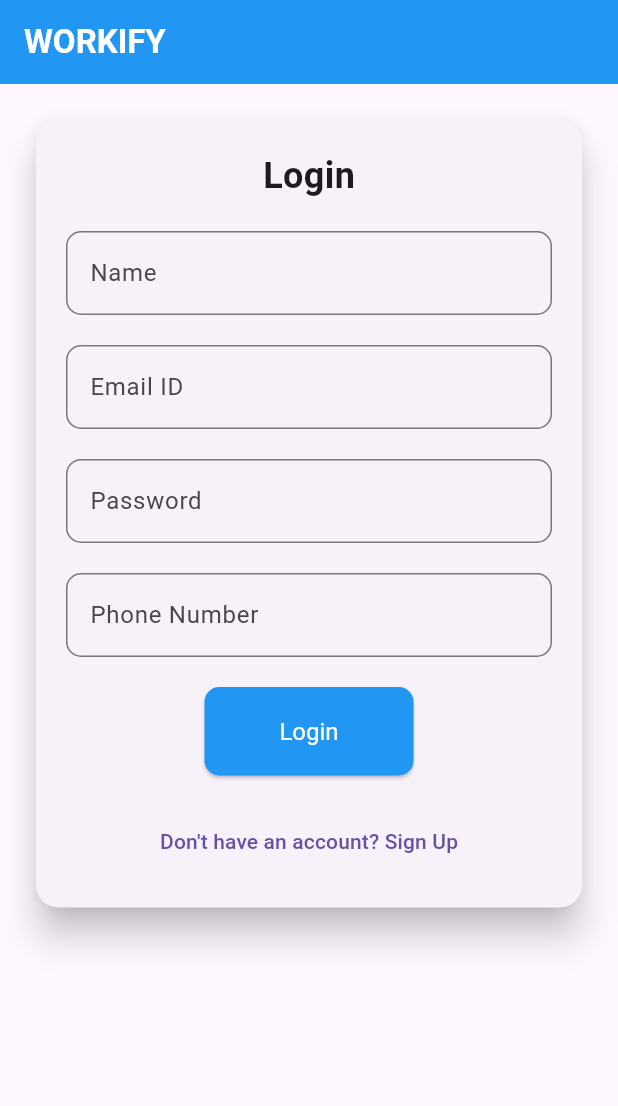
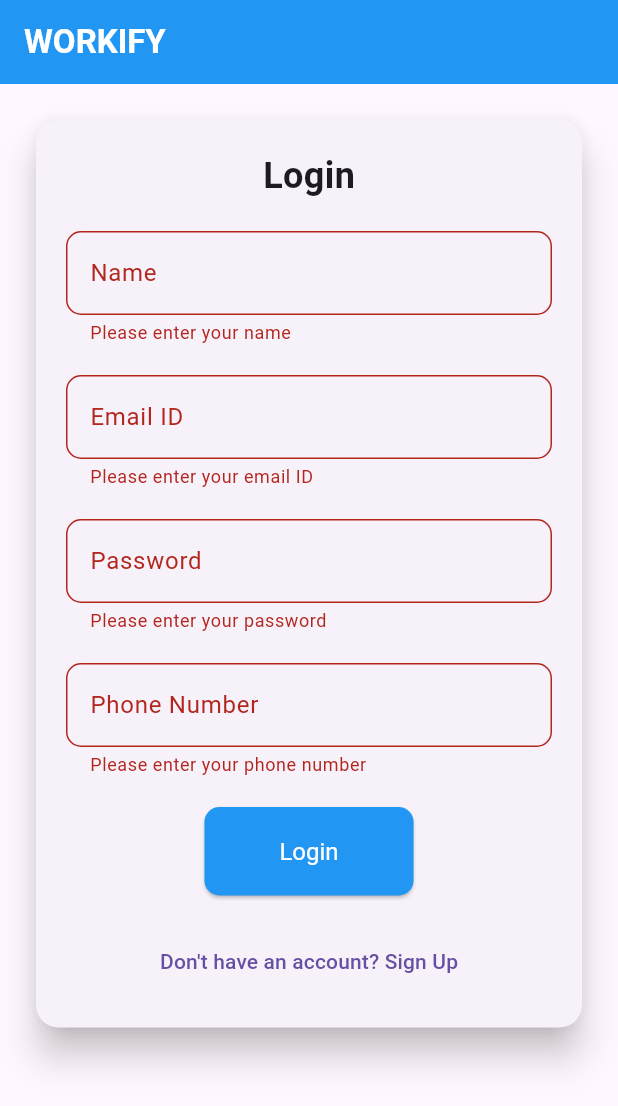
Before and after one commit to muhdismailm/flutter_project, a Flutter app: the LoginForm screen opened directly, after a tap on "Login", on a phone screen of 412 x 824 dp. Shown: the top 1106 px of the screen. Run offline on Flutter 3.47's test engine with Material 3 defaults, Android fonts, the light colour scheme and no system bars; our stand-ins replace firebase_auth, firebase_core; accounts and stored records are empty.

Commit message:
modified authentication

```diff
--- a/lib/src/features/authentication/screens/login/login_form.dart
+++ b/lib/src/features/authentication/screens/login/login_form.dart
@@ -2,6 +2,7 @@ import 'package:flutter/material.dart';
 import 'package:flutter/services.dart';
 import 'package:firebase_auth/firebase_auth.dart';
 import 'package:login_1/main.dart';
+import 'package:login_1/src/features/authentication/screens/home_screen.dart';
 import 'signup_form.dart';
 class LoginForm extends StatefulWidget {
   const LoginForm({Key? key}) : super(key: key);
@@ -170,22 +171,28 @@ class _LoginFormState extends State<LoginForm> {
     );
   }
   _login() async {
+  if (_formKey.currentState!.validate()) {
     try {
-    final UserCredential user = await _auth.createUserWithEmailAndPassword(
+      final UserCredential user = await _auth.signInWithEmailAndPassword(
         email: _emailController.text,
         password: _passwordController.text,
       );
 
       if (user.user != null) {
+        ScaffoldMessenger.of(context).showSnackBar(
+          const SnackBar(content: Text('Logged successfully')),
+        );
         Navigator.push(
           context,
-        MaterialPageRoute(builder: (context) => const WelcomeScreen()),
+          MaterialPageRoute(builder: (context) => const HomeScreen()),
         );
       }
     } catch (e) {
-    print("Error: $e");
+      ScaffoldMessenger.of(context).showSnackBar(
+        SnackBar(content: Text('Login failed: $e')),
+      );
+    }
   }
 }
 
-
 }
```
Also changed, not shown: lib/src/features/authentication/screens/home_screen.dart (added, +14 -0 lines), lib/src/features/authentication/screens/login/signup_form.dart (+6 -4 lines). Lines whose indentation alone changed are shown as unchanged.
